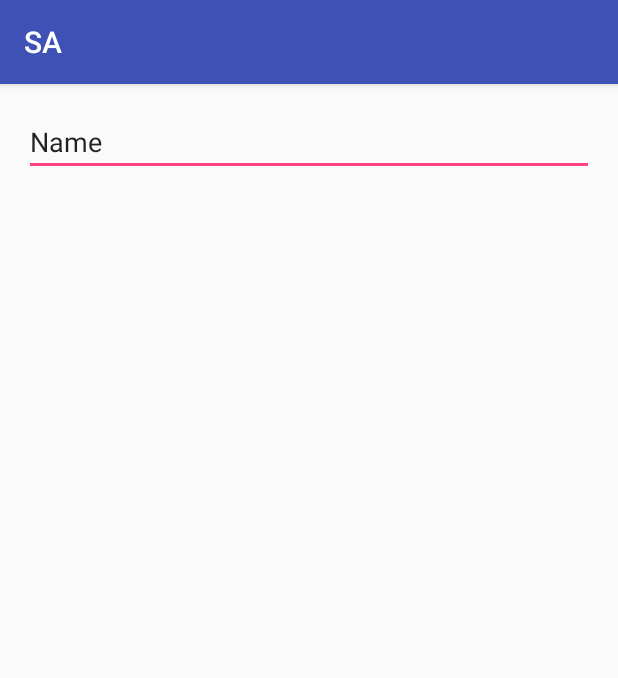
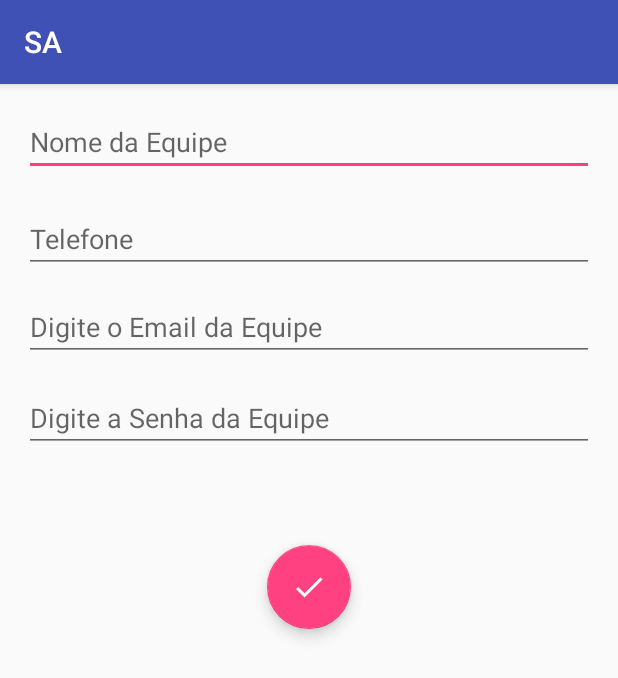
Before and after one commit to gnovakovski/SA, an Android app: the CadastroEquipeActivity screen opened directly, with no data from a screen before it, on a phone screen of 412 x 824 dp. Shown: the top 678 px of the screen. Run offline under Robolectric (Android 15) with nearby library versions, the phone set to English and light mode, and no system bars.

Commit message:
Criação de usuários no Firebase\\ Salvando no Firebase

```diff
--- a/app/src/main/AndroidManifest.xml
+++ b/app/src/main/AndroidManifest.xml
@@ -1,6 +1,7 @@
 <?xml version="1.0" encoding="utf-8"?>
 <manifest xmlns:android="http://schemas.android.com/apk/res/android"
     package="com.nunes.sa">
+    <uses-permission android:name="android.permission.INTERNET"/>
 
     <application
         android:allowBackup="true"
@@ -11,11 +12,6 @@
         <activity android:name=".CadastroPalestranteActivity" />
         <activity android:name=".CadastroAlunoActivity" />
 
-        <service android:name="bd.CDCInstanceIDService">
-            <intent-filter>
-                <action android:name="com.google.firebase.INSTANCE_ID_EVENT" />
-            </intent-filter>
-        </service>
 
         <activity android:name=".MainActivity">
             <intent-filter>
--- a/app/src/main/java/model/Aluno.java
+++ b/app/src/main/java/model/Aluno.java
@@ -26,6 +26,12 @@ public class Aluno {
         this.telefone = telefone;
         this.ra = ra;
     }
+    public Aluno(int ra, String nome, String email, String telefone) {
+        this.nome = nome;
+        this.email = email;
+        this.telefone = telefone;
+        this.ra = ra;
+    }
 
     @Exclude
     public Map<String, Object> toMap() {
--- a/app/src/main/java/model/Usuario.java
+++ b/app/src/main/java/model/Usuario.java
@@ -20,6 +20,9 @@ public class Usuario {
         this.email = email;
         this.codigoLogin = codigoLogin;
     }
-
+    public Usuario(String email, int codigoLogin) {
+        this.email = email;
+        this.codigoLogin = codigoLogin;
+    }
 
 }
--- a/app/src/main/res/layout/activity_cadastro_equipe.xml
+++ b/app/src/main/res/layout/activity_cadastro_equipe.xml
@@ -1,6 +1,7 @@
 <?xml version="1.0" encoding="utf-8"?>
 <RelativeLayout xmlns:android="http://schemas.android.com/apk/res/android"
     xmlns:tools="http://schemas.android.com/tools"
+    xmlns:app="http://schemas.android.com/apk/res-auto"
     android:id="@+id/activity_cadastro_equipe"
     android:layout_width="match_parent"
     android:layout_height="match_parent"
@@ -14,12 +15,67 @@
         android:layout_width="wrap_content"
         android:layout_height="wrap_content"
         android:inputType="textPersonName"
-        android:text="Name"
         android:ems="10"
         android:layout_alignParentTop="true"
         android:layout_alignParentLeft="true"
         android:layout_alignParentStart="true"
-        android:id="@+id/editText"
+        android:id="@+id/txtNomeEquipe"
+        android:layout_alignParentRight="true"
+        android:layout_alignParentEnd="true"
+        android:hint="Nome da Equipe" />
+
+    <EditText
+        android:layout_width="wrap_content"
+        android:layout_height="wrap_content"
+        android:inputType="phone"
+        android:ems="10"
+        android:layout_below="@+id/txtNomeEquipe"
+        android:layout_alignParentLeft="true"
+        android:layout_alignParentStart="true"
+        android:layout_marginTop="19dp"
+        android:id="@+id/txtTelefoneEquipe"
+        android:layout_alignParentRight="true"
+        android:layout_alignParentEnd="true"
+        android:hint="Telefone" />
+
+    <EditText
+        android:layout_width="wrap_content"
+        android:layout_height="wrap_content"
+        android:inputType="textEmailAddress"
+        android:ems="10"
+        android:layout_marginTop="13dp"
+        android:id="@+id/txtEmailEquipe"
+        android:hint="Digite o Email da Equipe"
+        android:layout_below="@+id/txtTelefoneEquipe"
+        android:layout_alignParentLeft="true"
+        android:layout_alignParentStart="true"
         android:layout_alignParentRight="true"
         android:layout_alignParentEnd="true" />
+
+    <EditText
+        android:layout_width="wrap_content"
+        android:layout_height="wrap_content"
+        android:inputType="textPassword"
+        android:ems="10"
+        android:layout_below="@+id/txtEmailEquipe"
+        android:layout_alignParentLeft="true"
+        android:layout_alignParentStart="true"
+        android:layout_marginTop="15dp"
+        android:id="@+id/txtSenhaEquipe"
+        android:hint="Digite a Senha da Equipe"
+        android:layout_alignParentRight="true"
+        android:layout_alignParentEnd="true" />
+
+    <android.support.design.widget.FloatingActionButton
+        android:layout_width="wrap_content"
+        android:layout_height="wrap_content"
+        android:clickable="true"
+        app:fabSize="normal"
+        app:srcCompat="@drawable/ic_done_white_24dp"
+        android:id="@+id/btnSalvarEquipe"
+        android:layout_marginTop="62dp"
+
+        android:onClick="btnSalvarEquipe"
+        android:layout_below="@+id/txtSenhaEquipe"
+        android:layout_centerHorizontal="true" />
 </RelativeLayout>
--- a/app/src/main/res/layout/activity_cadastro_palestrante.xml
+++ b/app/src/main/res/layout/activity_cadastro_palestrante.xml
@@ -47,7 +47,7 @@
         app:srcCompat="@drawable/ic_done_white_24dp"
         android:id="@+id/btnSalvarPalestrante"
         android:layout_marginTop="118dp"
-        android:onClick="btnSalvar"
+        android:onClick="btnSalvarPalestrante"
         android:layout_below="@+id/txtMiniCurriculo"
         android:layout_centerHorizontal="true" />
 </RelativeLayout>
```
Also changed, not shown: app/src/main/java/com/nunes/sa/CadastroAlunoActivity.java (+53 -19 lines), app/src/main/java/model/GerenciadorAluno.java (+5 -5 lines), app/src/main/java/model/GerenciadorUsuario.java (+7 -8 lines), app/src/main/res/layout/activity_cadastro_aluno.xml (+7 -0 lines), 2 other files.
